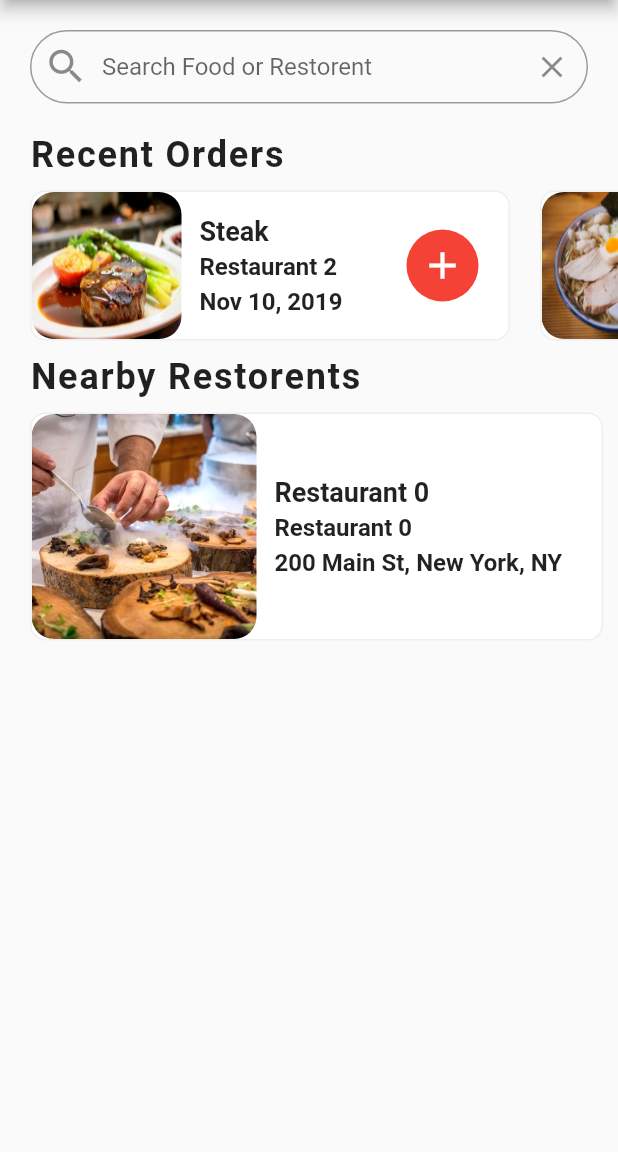
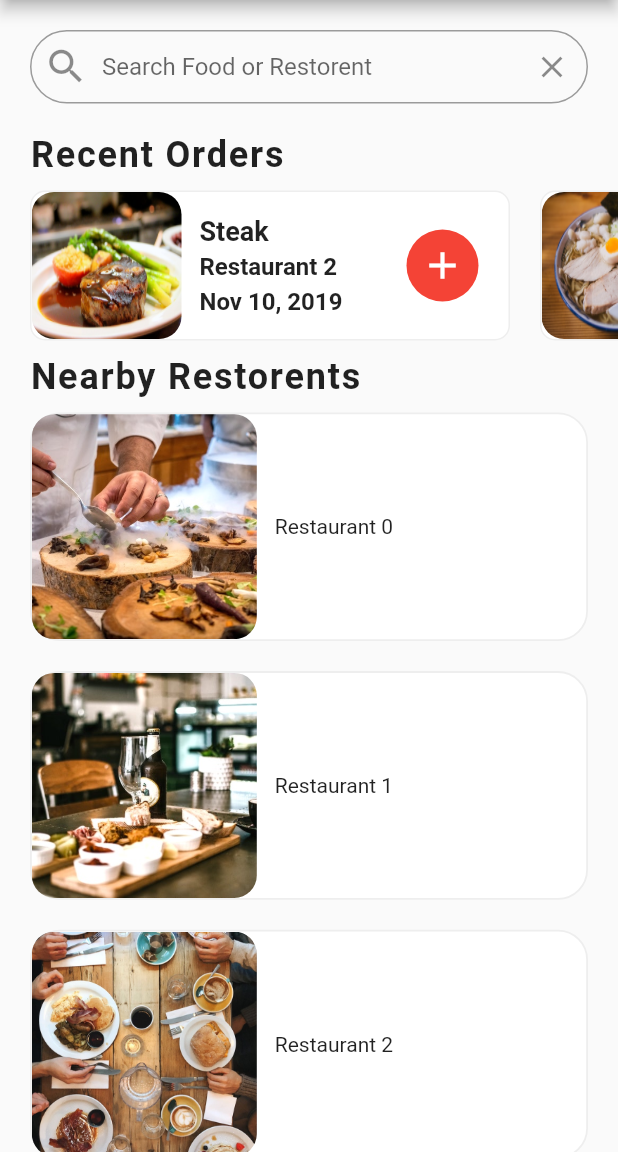
Before and after one commit to mfarhankz/Flutter-Food-Delivery-App, a Flutter app: the screen it shows after launch, on a phone screen of 412 x 824 dp, the part 84-1236 px from its top. Run offline on Flutter 3.47's test engine with Material 2 defaults, Android fonts, the phone set to English and light mode, and no system bars.

Commit message:
Start Restorent UI

```diff
--- a/lib/screens/home_screen.dart
+++ b/lib/screens/home_screen.dart
@@ -12,78 +12,42 @@ class HomeScreen extends StatefulWidget {
 }
 
 class _HomeScreenState extends State<HomeScreen> {
-  _buildRestorents(BuildContext context, Restaurant restaurant) {
-    return Container(
-      margin: const EdgeInsets.all(10.0),
-      width: 320,
+  _buildRestorents() {
+    List<Widget> restorentList = [];
+    restaurants.forEach((Restaurant restorent) {
+      restorentList.add(Container(
+        margin: const EdgeInsets.symmetric(
+          horizontal: 20.0,
+          vertical: 10.0,
+        ),
         decoration: BoxDecoration(
-        borderRadius: BorderRadius.circular(10.0),
           color: Colors.white,
-        border: Border.all(
-          width: 1.0,
-          color: Colors.grey.shade200,
+          borderRadius: BorderRadius.circular(20.0),
+          border: Border.all(width: 1.2, color: Colors.grey.shade200),
         ),
-      ),
-      child: Row(
-        mainAxisAlignment: MainAxisAlignment.spaceBetween,
-        children: <Widget>[
-          Expanded(
         child: Row(
           children: <Widget>[
             ClipRRect(
-                  borderRadius: BorderRadius.circular(
-                    15.0,
-                  ),
+              borderRadius: BorderRadius.circular(15.0),
               child: Image(
                 height: 150.0,
                 width: 150.0,
-                    image: AssetImage(restaurant.imageUrl),
+                image: AssetImage(restorent.imageUrl),
                 fit: BoxFit.cover,
               ),
             ),
-                Expanded(
-                  child: Container(
+            Container(
                 margin: const EdgeInsets.all(12.0),
                 child: Column(
-                      mainAxisAlignment: MainAxisAlignment.center,
-                      crossAxisAlignment: CrossAxisAlignment.start,
-                      children: [
-                        Text(
-                          restaurant.name,
-                          style: const TextStyle(
-                            fontSize: 18,
-                            fontWeight: FontWeight.bold,
-                          ),
-                          overflow: TextOverflow.ellipsis,
-                        ),
-                        const SizedBox(height: 4.0),
-                        Text(
-                          restaurant.name,
-                          style: const TextStyle(
-                            fontSize: 16,
-                            fontWeight: FontWeight.w600,
-                          ),
-                          overflow: TextOverflow.ellipsis,
-                        ),
-                        const SizedBox(height: 4.0),
-                        Text(
-                          restaurant.address,
-                          style: const TextStyle(
-                            fontSize: 16,
-                            fontWeight: FontWeight.w600,
-                          ),
-                          overflow: TextOverflow.ellipsis,
-                        ),
+                  children: <Widget>[
+                    Text(restorent.name),
+                  ],
+                ))
           ],
         ),
-                  ),
-                ),
-              ],
-            ),
-          ),
-        ],
-      ),
-    );
+      ));
+    });
+    return Column(children: restorentList);
   }
 
   @override
@@ -136,8 +100,8 @@ class _HomeScreenState extends State<HomeScreen> {
           const RecentOrder(),
           Column(
             crossAxisAlignment: CrossAxisAlignment.start,
-            children: const <Widget>[
-              Padding(
+            children: <Widget>[
+              const Padding(
                 padding: EdgeInsets.symmetric(horizontal: 20.0),
                 child: Text(
                   "Nearby Restorents",
@@ -146,21 +110,9 @@ class _HomeScreenState extends State<HomeScreen> {
                       fontWeight: FontWeight.w600,
                       letterSpacing: 1.2),
                 ),
-              )
+              ),
+              _buildRestorents()
             ],
-          ),
-          Container(
-            height: 170,
-            child: ListView.builder(
-              physics: const BouncingScrollPhysics(),
-              padding: const EdgeInsets.only(left: 10.0),
-              scrollDirection: Axis.vertical,
-              itemCount: restaurants.length,
-              itemBuilder: (BuildContext context, int index) {
-                Restaurant restorent = restaurants[index];
-                return _buildRestorents(context, restorent);
-              },
-            ),
           ),
         ],
       ),
```
Lines whose indentation alone changed are shown as unchanged.
